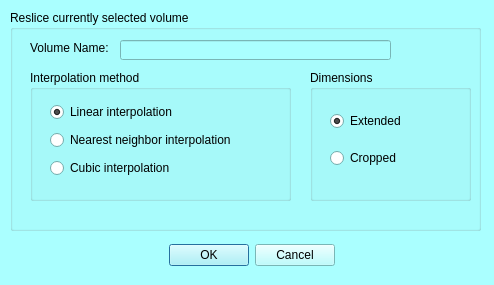
Above: MorphoDig/Qt/mqResliceDialog.ui from morphomuseum/MorphoDig before the change. Below: the same form after it.
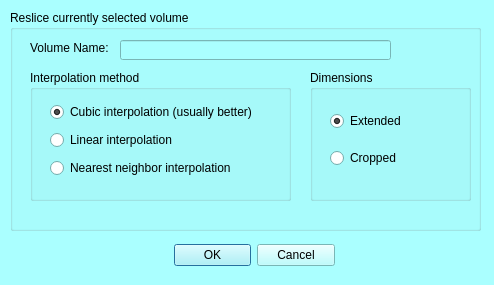
That is the form after the change.

Commit message: Reslice done. Start crop volume.

Patch:
```diff
--- a/MorphoDig/Qt/mqResliceDialog.ui
+++ b/MorphoDig/Qt/mqResliceDialog.ui
@@ -458,9 +458,9 @@
   <widget class="QWidget" name="layoutWidget">
    <property name="geometry">
     <rect>
-     <x>140</x>
+     <x>174</x>
      <y>240</y>
-     <width>195</width>
+     <width>161</width>
      <height>30</height>
     </rect>
    </property>
@@ -511,13 +511,23 @@
       </rect>
      </property>
      <layout class="QVBoxLayout" name="verticalLayout_2">
+      <item>
+       <widget class="QRadioButton" name="cubic">
+        <property name="text">
+         <string>Cubic interpolation (usually better)</string>
+        </property>
+        <property name="checked">
+         <bool>true</bool>
+        </property>
+       </widget>
+      </item>
       <item>
        <widget class="QRadioButton" name="linear">
         <property name="text">
          <string>Linear interpolation</string>
         </property>
         <property name="checked">
-         <bool>true</bool>
+         <bool>false</bool>
         </property>
        </widget>
       </item>
@@ -528,13 +538,6 @@
         </property>
        </widget>
       </item>
-      <item>
-       <widget class="QRadioButton" name="cubic">
-        <property name="text">
-         <string>Cubic interpolation</string>
-        </property>
-       </widget>
-      </item>
      </layout>
     </widget>
    </widget>
```
The commit also changes 11 other files.
